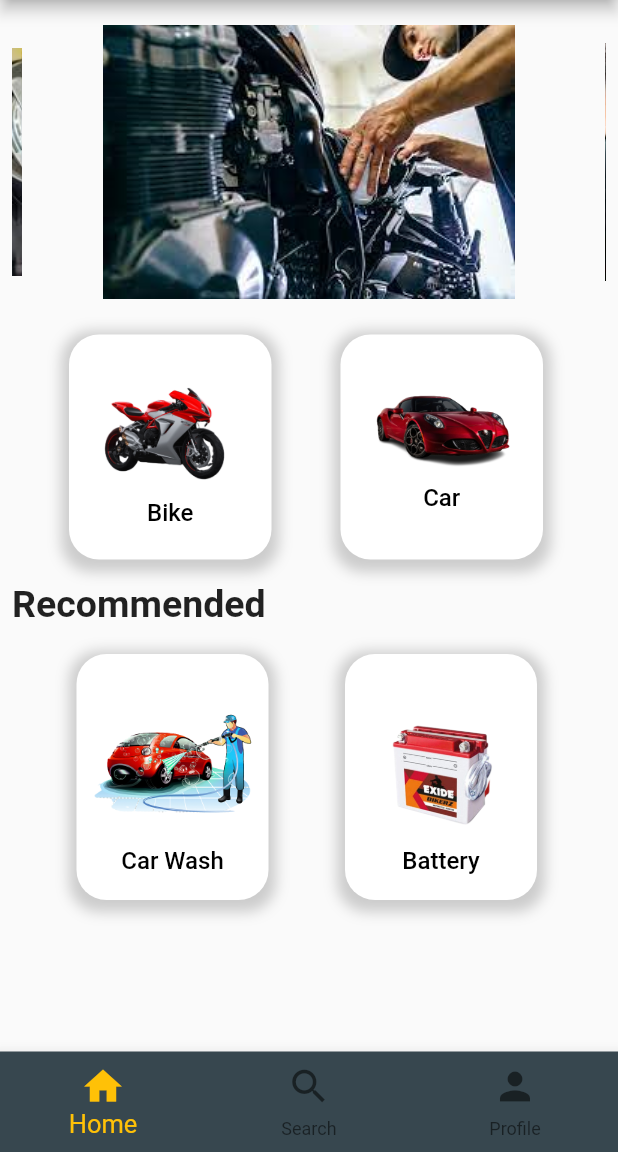
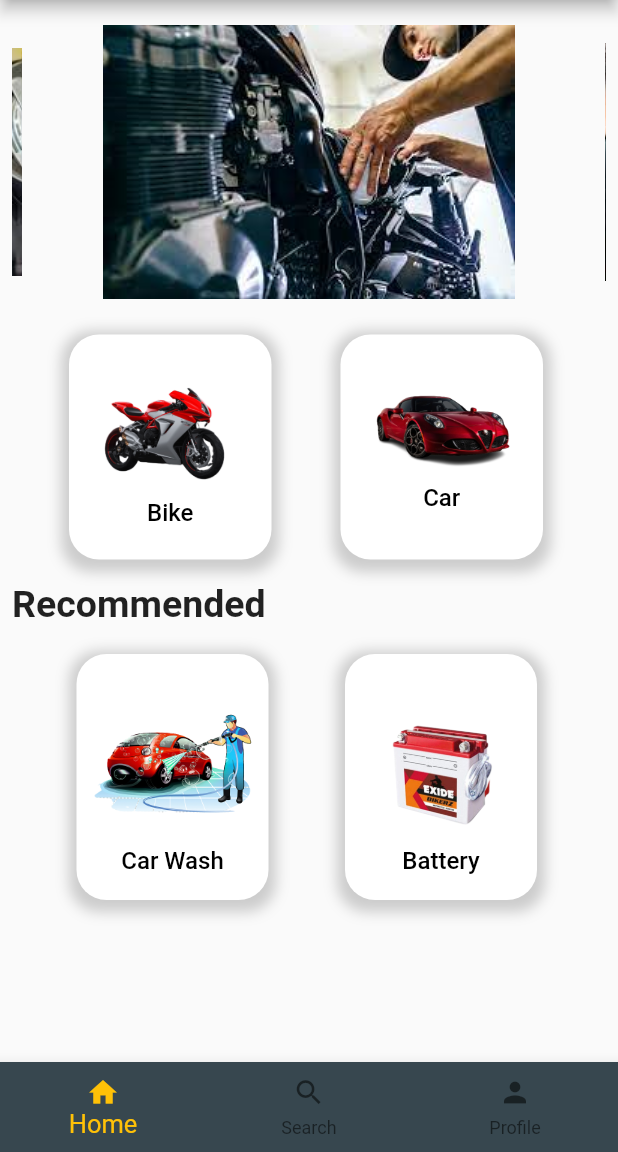
Before and after one commit to javedmughal-058/vehicle_management_app_in_flutter, a Flutter app: the screen it shows after launch, on a phone screen of 412 x 824 dp, the part 84-1236 px from its top. Run offline on Flutter 3.47's test engine with Material 2 defaults, Android fonts, the phone set to English and light mode, and no system bars; drawn by our look-alikes of carousel_slider; our stand-ins replace animated_text_kit.

Commit message:
Update homepage.dart

```diff
--- a/lib/Screens/homepage.dart
+++ b/lib/Screens/homepage.dart
@@ -23,10 +23,12 @@ class _main_pageState extends State<main_page> {
             leading: Image.asset("images/splash.png")
         ),
         body: tabs[_currentIndex],
-        bottomNavigationBar: BottomNavigationBar(
+        bottomNavigationBar: SizedBox(
+          height: 60,
+          child: BottomNavigationBar(
             fixedColor: Colors.amber,
             backgroundColor: Color(0xFF37474F),
-          iconSize: 30,
+            iconSize: 22,
             selectedFontSize: 17,
             currentIndex: _currentIndex,
             items:[
@@ -48,6 +50,7 @@ class _main_pageState extends State<main_page> {
                 _currentIndex=index;
               });
             },
+          ),
         ));
   }
 }
```
Lines whose indentation alone changed are shown as unchanged.
